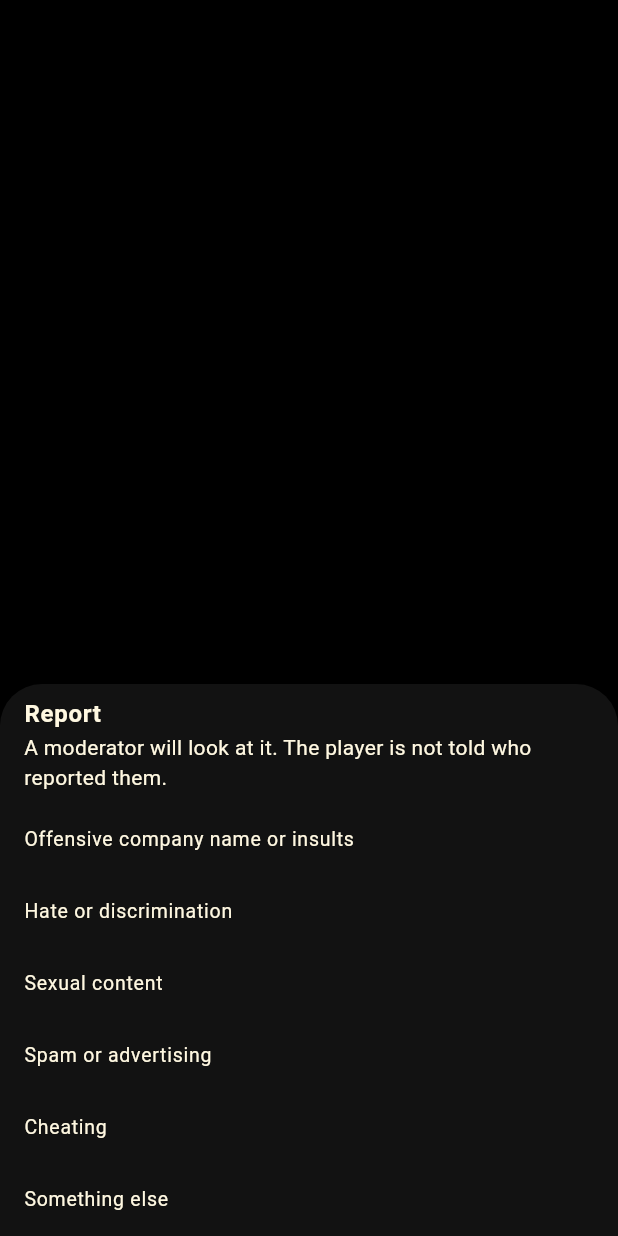
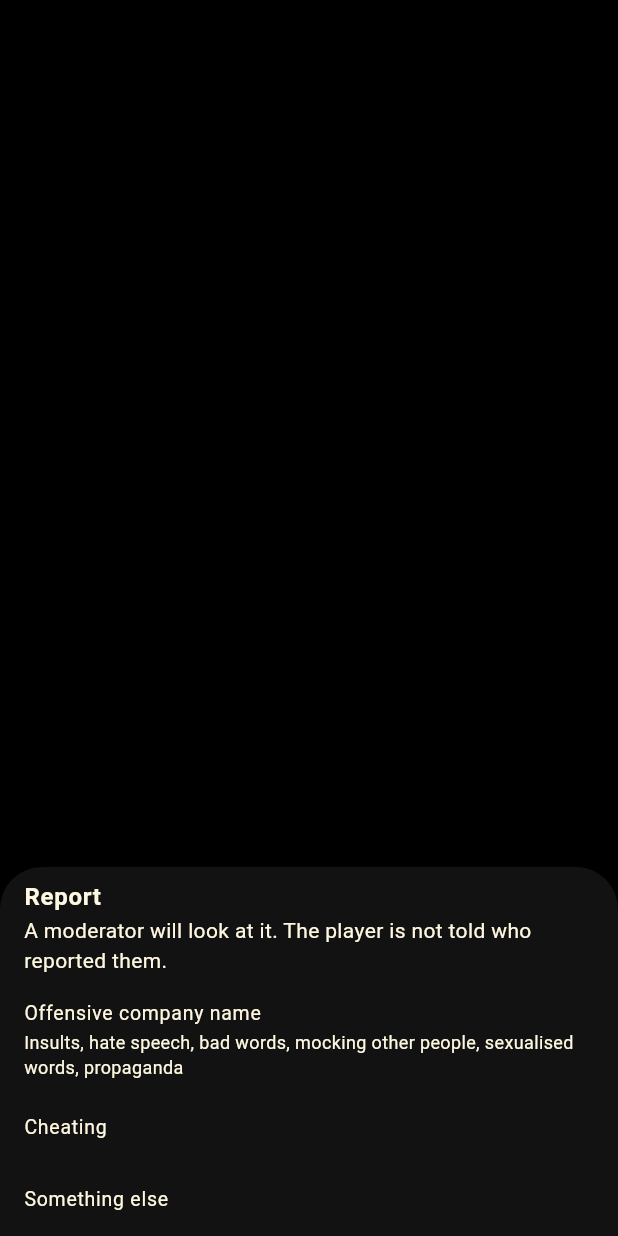
Before and after one commit to ivan-vrabac/OpenRes, a Flutter app: what reportPlayer() shows on an empty page, opened directly with empty values, on a phone screen of 412 x 824 dp. Run offline on Flutter 3.47's test engine with Material 3 defaults, Android fonts, the phone set to English and light mode, and no system bars; our stand-ins replace flutter_local_notifications, flutter_map, geolocator, google_sign_in, latlong2, shared_preferences and 1 more; accounts and stored records are empty; network calls fail.

Commit message:
Reports are for offensive names, cheating or other
Blocking and marking companies are gone. Moderators can rename a company,
and the terms say what an offensive name is.

Co-Authored-By: Claude Opus 5.5 <noreply@anthropic.com>

```diff
--- a/app/lib/widgets/report.dart
+++ b/app/lib/widgets/report.dart
@@ -8,12 +8,9 @@ import 'top_banner.dart';
 /// written by players). Moved here from the chat widget when chat was removed (0.2.3).
 Future<void> reportPlayer(BuildContext context, String sid, String pid) async {
   const reasons = {
-    'insult': 'Offensive company name or insults',
-    'hate': 'Hate or discrimination',
-    'sexual': 'Sexual content',
-    'spam': 'Spam or advertising',
-    'cheating': 'Cheating',
-    'other': 'Something else',
+    'insult': ('Offensive company name', 'Insults, hate speech, bad words, mocking other people, sexualised words, propaganda'),
+    'cheating': ('Cheating', null),
+    'other': ('Something else', null),
   };
   final reason = await showAppSheet<String>(
     context: context,
@@ -21,7 +18,8 @@ Future<void> reportPlayer(BuildContext context, String sid, String pid) async {
       const ListTile(title: Text('Report', style: TextStyle(fontWeight: FontWeight.bold)),
           subtitle: Text('A moderator will look at it. The player is not told who reported them.')),
       for (final e in reasons.entries)
-        ListTile(dense: true, title: Text(e.value), onTap: () => popIfCurrent(ctx, e.key)),
+        ListTile(dense: true, title: Text(e.value.$1), subtitle: e.value.$2 == null ? null : Text(e.value.$2!),
+            onTap: () => popIfCurrent(ctx, e.key)),
     ])),
   );
   if (reason == null || !context.mounted) return;
```
Also changed, not shown: app/lib/screens/profile_screen.dart (+0 -54 lines), 5 other files.
